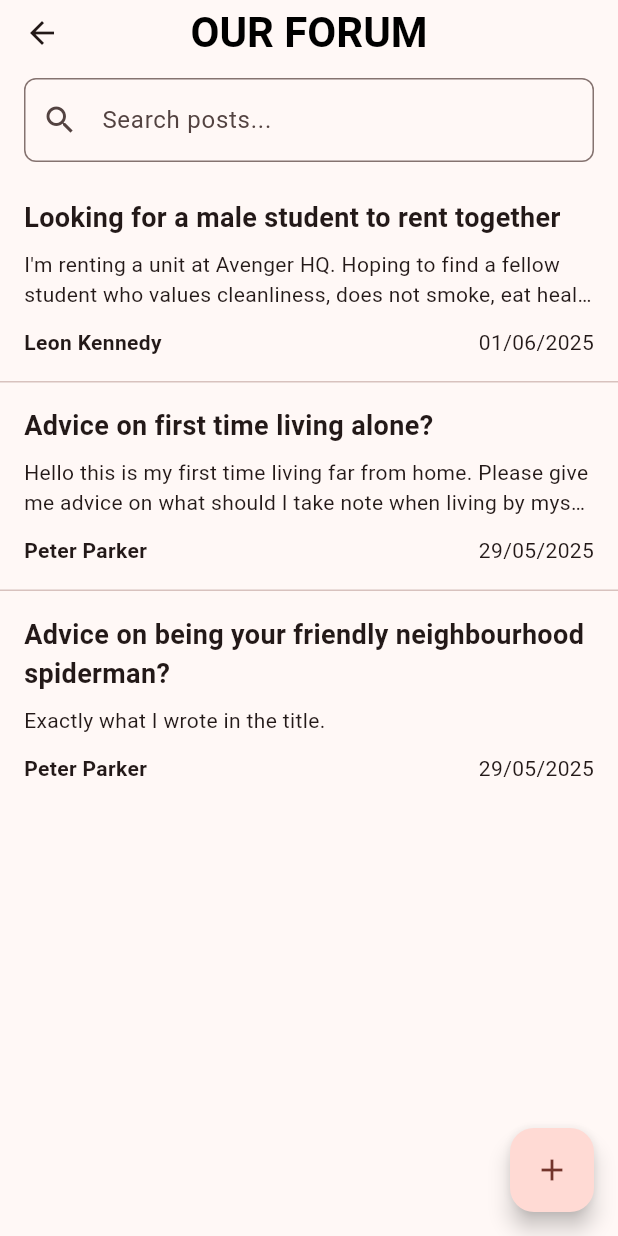
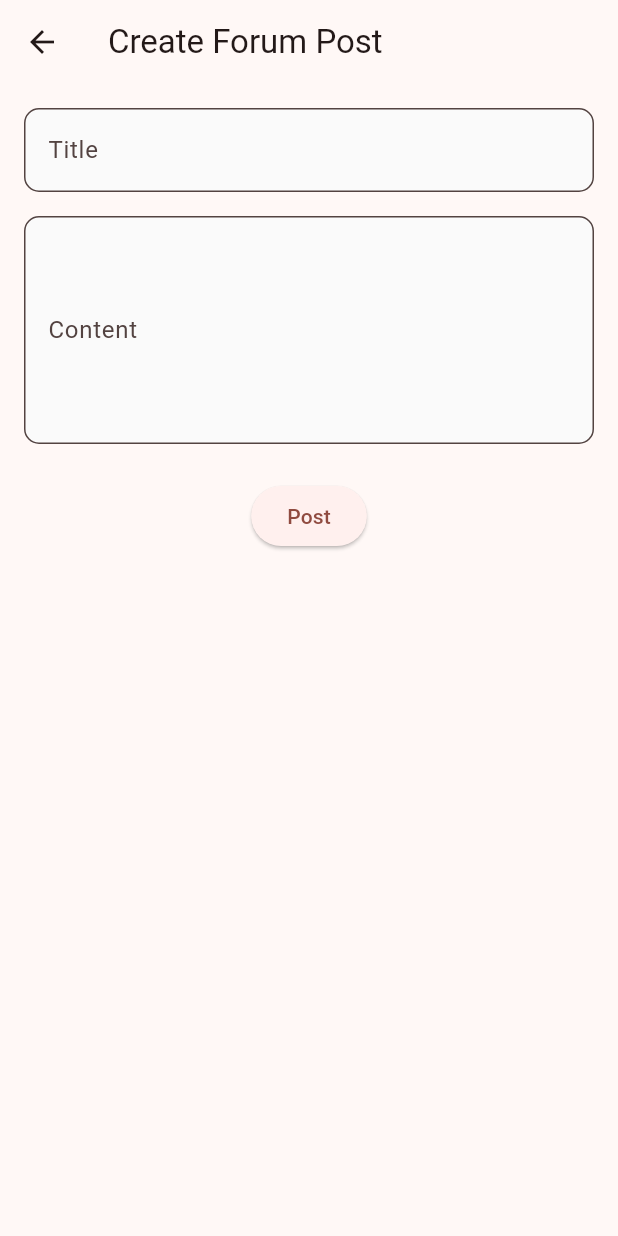
Before and after one commit to TansimJ/DormBuddy, a Flutter app: the ForumPage screen opened by its route, after a tap on the "add" icon, on a phone screen of 412 x 824 dp. Run offline on Flutter 3.47's test engine with Material 3 defaults, Android fonts, the phone set to English and light mode, and no system bars; our stand-ins replace firebase_core, image_picker; accounts and stored records are empty.

Commit message:
UI for create, edit, delete forum post

```diff
--- /dev/null
+++ b/lib/pages/community_forum/createforumpost.dart
@@ -0,0 +1,87 @@
+import 'package:flutter/material.dart';
+
+class CreatePostPage extends StatefulWidget {
+  const CreatePostPage({super.key});
+
+  @override
+  State<CreatePostPage> createState() => _CreatePostPageState();
+}
+
+class _CreatePostPageState extends State<CreatePostPage> {
+  final _formKey = GlobalKey<FormState>();
+  final TextEditingController _titleController = TextEditingController();
+  final TextEditingController _contentController = TextEditingController();
+
+  @override
+  void dispose() {
+    _titleController.dispose();
+    _contentController.dispose();
+    super.dispose();
+  }
+
+  Widget _buildTextField({
+    required TextEditingController controller,
+    required String label,
+    int maxLines = 1,
+    required String? Function(String?) validator,
+  }) {
+    return TextFormField(
+      controller: controller,
+      decoration: InputDecoration(
+        labelText: label,
+        border: OutlineInputBorder(borderRadius: BorderRadius.circular(10)),
+        filled: true,
+        fillColor: Colors.grey[50],
+      ),
+      maxLines: maxLines,
+      validator: validator,
+    );
+  }
+
+  void _submit() {
+    if (_formKey.currentState!.validate()) {
+      Navigator.pop(context, {
+        'title': _titleController.text.trim(),
+        'content': _contentController.text.trim(),
+      });
+    }
+  }
+
+  @override
+  Widget build(BuildContext context) {
+    return Scaffold(
+      appBar: AppBar(
+        title: const Text('Create Forum Post'),
+      ),
+      body: Padding(
+        padding: const EdgeInsets.all(16),
+        child: Form(
+          key: _formKey,
+          child: Column(
+            children: [
+              _buildTextField(
+                controller: _titleController,
+                label: 'Title',
+                validator: (value) =>
+                    value == null || value.isEmpty ? 'Enter a title' : null,
+              ),
+              const SizedBox(height: 16),
+              _buildTextField(
+                controller: _contentController,
+                label: 'Content',
+                maxLines: 5,
+                validator: (value) =>
+                    value == null || value.isEmpty ? 'Enter content' : null,
+              ),
+              const SizedBox(height: 24),
+              ElevatedButton(
+                onPressed: _submit,
+                child: const Text('Post'),
+              ),
+            ],
+          ),
+        ),
+      ),
+    );
+  }
+}
--- a/lib/pages/community_forum/mainforum.dart
+++ b/lib/pages/community_forum/mainforum.dart
@@ -1,6 +1,8 @@
 import 'package:flutter/material.dart';
 import 'post_card.dart';
 import 'post_details.dart';
+import 'createforumpost.dart';
+import 'editforumpost.dart';
 
 // Main Forum Page Widget
 class ForumPage extends StatefulWidget {
@@ -86,6 +88,43 @@ class _ForumPageState extends State<ForumPage> {
   }
 
   // --------------------------
+  // Edit and Delete Post Functions
+  // --------------------------
+  void _editPost(int index) async {
+    final post = filteredPosts[index];
+    final result = await Navigator.push(
+      context,
+      MaterialPageRoute(
+        builder: (context) => EditPostPage(
+          initialTitle: post.title,
+          initialContent: post.content,
+        ),
+      ),
+    );
+    if (result != null && result is Map) {
+      setState(() {
+        // Find the actual index in allPosts (in case of search filtering)
+        final realIndex = allPosts.indexOf(post);
+        if (realIndex != -1) {
+          allPosts[realIndex] = PostCard(
+            title: result['title'],
+            content: result['content'],
+            author: post.author,
+            date: post.date,
+          );
+        }
+      });
+    }
+  }
+
+  void _deletePost(int index) {
+    final post = filteredPosts[index];
+    setState(() {
+      allPosts.remove(post);
+    });
+  }
+
+  // --------------------------
   // Lifecycle Methods
   // --------------------------
   @override
@@ -147,8 +186,24 @@ class _ForumPageState extends State<ForumPage> {
 
       // Floating Action Button for creating new posts
       floatingActionButton: FloatingActionButton(
-        onPressed: () {
-          // Implement create new post functionality
+        onPressed: () async {
+          final result = await Navigator.push(
+            context,
+            MaterialPageRoute(builder: (context) => const CreatePostPage()),
+          );
+          if (result != null && result is Map) {
+            setState(() {
+              allPosts.insert(
+                0,
+                PostCard(
+                  title: result['title'],
+                  content: result['content'],
+                  author: 'Anonymous', // Or get from user profile
+                  date: DateTime.now().toString().substring(0, 10),
+                ),
+              );
+            });
+          }
         },
         child: const Icon(Icons.add),
       ),
@@ -169,6 +224,8 @@ class _ForumPageState extends State<ForumPage> {
                   author: post.author,
                   date: post.date,
                   onTap: () => _navigateToPostDetail(post),
+                  onEdit: () => _editPost(index),
+                  onDelete: () => _deletePost(index),
                 );
               },
             ),
--- a/lib/pages/community_forum/post_card.dart
+++ b/lib/pages/community_forum/post_card.dart
@@ -11,8 +11,10 @@ class PostCard extends StatelessWidget {
   final String content;
   final String author;
   final String date;
-  final List<String>? tags;// should rmeove
+  final List<String>? tags;
   final VoidCallback? onTap;
+  final VoidCallback? onEdit;
+  final VoidCallback? onDelete;
 
   // --------------------------
   // Constructor
@@ -25,6 +27,8 @@ class PostCard extends StatelessWidget {
     required this.date,
     this.tags,
     this.onTap,
+    this.onEdit,
+    this.onDelete,
   });
 
   // --------------------------
@@ -41,14 +45,34 @@ class PostCard extends StatelessWidget {
           crossAxisAlignment: CrossAxisAlignment.start,
           children: [
             // --------------------------
-            // Title Section
+            // Title and menu row
             // --------------------------
-            Text(
-              title,
-              style: const TextStyle(
-                fontSize: 18,
-                fontWeight: FontWeight.bold,
-              ),
+            Row(
+              mainAxisAlignment: MainAxisAlignment.spaceBetween,
+              children: [
+                Expanded(
+                  child: Text(
+                    title,
+                    style: const TextStyle(
+                      fontSize: 18,
+                      fontWeight: FontWeight.bold,
+                    ),
+                  ),
+                ),
+                PopupMenuButton<String>(
+                  onSelected: (value) {
+                    if (value == 'edit') {
+                      onEdit?.call();
+                    } else if (value == 'delete') {
+                      onDelete?.call();
+                    }
+                  },
+                  itemBuilder: (context) => [
+                    const PopupMenuItem(value: 'edit', child: Text('Edit')),
+                    const PopupMenuItem(value: 'delete', child: Text('Delete')),
+                  ],
+                ),
+              ],
             ),
             const SizedBox(height: 8),
 
```
Also changed, not shown: lib/pages/community_forum/editforumpost.dart (added, +80 -0 lines), lib/pages/community_forum/post_details.dart (+4 -7 lines).
